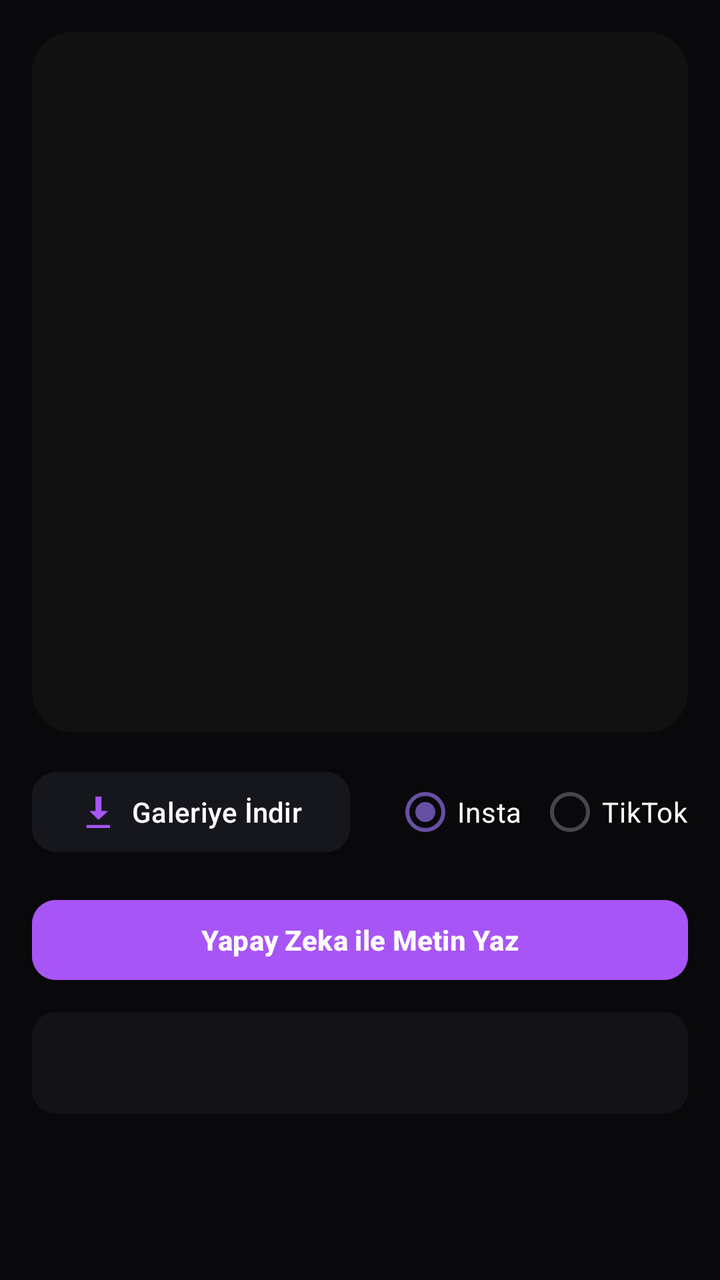
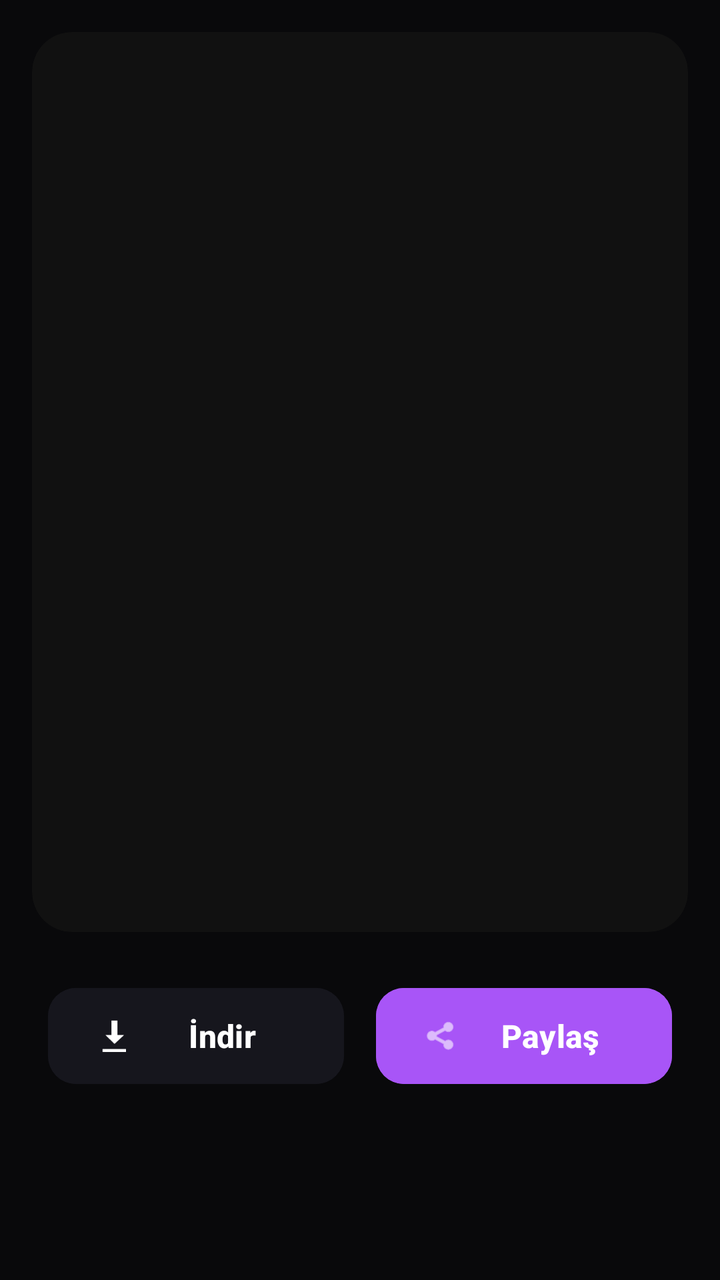

Screens rendered from an Android XML layout before and after an edit, with the pre-edit source and the edit as a unified diff.
<!-- AndroidManifest.xml: application theme Theme.BuzzAI -->
<!-- res/layout/fragment_result.xml -->
<?xml version="1.0" encoding="utf-8"?>
<ScrollView xmlns:android="http://schemas.android.com/apk/res/android"
    xmlns:app="http://schemas.android.com/apk/res-auto"
    android:layout_width="match_parent"
    android:layout_height="match_parent"
    android:background="#09090B"
    android:padding="16dp">

    <LinearLayout
        android:layout_width="match_parent"
        android:layout_height="wrap_content"
        android:orientation="vertical">

        <androidx.cardview.widget.CardView
            android:layout_width="match_parent"
            android:layout_height="350dp"
            app:cardCornerRadius="20dp"
            app:cardElevation="0dp"
            app:cardBackgroundColor="#111111">

            <ImageView
                android:id="@+id/resultImageView"
                android:layout_width="match_parent"
                android:layout_height="match_parent"
                android:scaleType="centerCrop"
                android:contentDescription="Generated image" />
        </androidx.cardview.widget.CardView>

        <LinearLayout
            android:layout_width="match_parent"
            android:layout_height="wrap_content"
            android:orientation="horizontal"
            android:layout_marginTop="16dp"
            android:gravity="center_vertical">

            <Button
                android:id="@+id/btnDownload"
                android:layout_width="wrap_content"
                android:layout_height="48dp"
                android:backgroundTint="#16161D"
                android:text="Galeriye İndir"
                android:textAllCaps="false"
                android:textColor="#FFFFFF"
                app:cornerRadius="12dp"
                app:icon="@android:drawable/stat_sys_download"
                app:iconTint="#A855F7" />

            <View
                android:layout_width="0dp"
                android:layout_height="0dp"
                android:layout_weight="1"/>

            <RadioGroup
                android:id="@+id/rgPlatform"
                android:layout_width="wrap_content"
                android:layout_height="wrap_content"
                android:orientation="horizontal">

                <RadioButton
                    android:id="@+id/rbInstagram"
                    android:layout_width="wrap_content"
                    android:layout_height="wrap_content"
                    android:text="Insta"
                    android:textColor="#FFFFFF"
                    android:buttonTint="#A855F7"
                    android:checked="true" />

                <RadioButton
                    android:id="@+id/rbTikTok"
                    android:layout_width="wrap_content"
                    android:layout_height="wrap_content"
                    android:layout_marginStart="8dp"
                    android:buttonTint="#A855F7"
                    android:text="TikTok"
                    android:textColor="#FFFFFF" />
            </RadioGroup>
        </LinearLayout>

        <Button
            android:id="@+id/btnGenerateCaption"
            android:layout_width="match_parent"
            android:layout_height="48dp"
            android:layout_marginTop="16dp"
            android:backgroundTint="#A855F7"
            android:text="Yapay Zeka ile Metin Yaz"
            android:textAllCaps="false"
            android:textColor="#FFFFFF"
            android:textStyle="bold"
            app:cornerRadius="12dp" />

        <TextView
            android:id="@+id/tvGenerated"
            android:layout_width="match_parent"
            android:layout_height="wrap_content"
            android:layout_marginTop="12dp"
            android:textColor="#FFFFFF"
            android:textSize="14sp"
            android:padding="16dp"
            android:background="@drawable/rounded_bg_dark"
            android:text="" />

        <View
            android:layout_width="match_parent"
            android:layout_height="60dp" />

    </LinearLayout>

</ScrollView>
<!-- resources referenced by this layout -->
<resources>
  <!-- drawable rounded_bg_dark (drawable) -->
  <?xml version="1.0" encoding="utf-8"?>
  <shape xmlns:android="http://schemas.android.com/apk/res/android">
      <solid android:color="#121217" />
      <corners android:radius="12dp" />
  </shape>
  <style name="Theme.BuzzAI" parent="Base.Theme.BuzzAI" />
  <style name="Base.Theme.BuzzAI" parent="Theme.Material3.DayNight.NoActionBar">
          
          
      </style>
</resources>

<!-- the commit's change to res/layout/fragment_result.xml (unified diff, before → after) -->
@@ -9,11 +9,13 @@
     <LinearLayout
         android:layout_width="match_parent"
         android:layout_height="wrap_content"
-        android:orientation="vertical">
+        android:orientation="vertical"
+        android:gravity="center_horizontal">
 
         <androidx.cardview.widget.CardView
             android:layout_width="match_parent"
-            android:layout_height="350dp"
+            android:layout_height="450dp"
+            android:layout_marginBottom="24dp"
             app:cardCornerRadius="20dp"
             app:cardElevation="0dp"
             app:cardBackgroundColor="#111111">
@@ -26,78 +28,46 @@
                 android:contentDescription="Generated image" />
         </androidx.cardview.widget.CardView>
 
+        
         <LinearLayout
             android:layout_width="match_parent"
             android:layout_height="wrap_content"
             android:orientation="horizontal"
-            android:layout_marginTop="16dp"
-            android:gravity="center_vertical">
+            android:weightSum="2"
+            android:layout_marginHorizontal="8dp">
 
             <Button
                 android:id="@+id/btnDownload"
-                android:layout_width="wrap_content"
-                android:layout_height="48dp"
+                android:layout_width="0dp"
+                android:layout_height="56dp"
+                android:layout_weight="1"
+                android:layout_marginEnd="8dp"
                 android:backgroundTint="#16161D"
-                android:text="Galeriye İndir"
+                android:text="İndir"
                 android:textAllCaps="false"
                 android:textColor="#FFFFFF"
-                app:cornerRadius="12dp"
+                android:textSize="16sp"
+                android:textStyle="bold"
+                app:cornerRadius="14dp"
                 app:icon="@android:drawable/stat_sys_download"
-                app:iconTint="#A855F7" />
+                app:iconTint="#FFFFFF" />
 
-            <View
+            <Button
+                android:id="@+id/btnShare"
                 android:layout_width="0dp"
-                android:layout_height="0dp"
-                android:layout_weight="1"/>
-
-            <RadioGroup
-                android:id="@+id/rgPlatform"
-                android:layout_width="wrap_content"
-                android:layout_height="wrap_content"
-                android:orientation="horizontal">
-
-                <RadioButton
-                    android:id="@+id/rbInstagram"
-                    android:layout_width="wrap_content"
-                    android:layout_height="wrap_content"
-                    android:text="Insta"
-                    android:textColor="#FFFFFF"
-                    android:buttonTint="#A855F7"
-                    android:checked="true" />
-
-                <RadioButton
-                    android:id="@+id/rbTikTok"
-                    android:layout_width="wrap_content"
-                    android:layout_height="wrap_content"
-                    android:layout_marginStart="8dp"
-                    android:buttonTint="#A855F7"
-                    android:text="TikTok"
-                    android:textColor="#FFFFFF" />
-            </RadioGroup>
+                android:layout_height="56dp"
+                android:layout_weight="1"
+                android:layout_marginStart="8dp"
+                android:backgroundTint="#A855F7"
+                android:text="Paylaş"
+                android:textAllCaps="false"
+                android:textColor="#FFFFFF"
+                android:textSize="16sp"
+                android:textStyle="bold"
+                app:cornerRadius="14dp"
+                app:icon="@android:drawable/ic_menu_share"
+                app:iconTint="#FFFFFF" />
         </LinearLayout>
-
-        <Button
-            android:id="@+id/btnGenerateCaption"
-            android:layout_width="match_parent"
-            android:layout_height="48dp"
-            android:layout_marginTop="16dp"
-            android:backgroundTint="#A855F7"
-            android:text="Yapay Zeka ile Metin Yaz"
-            android:textAllCaps="false"
-            android:textColor="#FFFFFF"
-            android:textStyle="bold"
-            app:cornerRadius="12dp" />
-
-        <TextView
-            android:id="@+id/tvGenerated"
-            android:layout_width="match_parent"
-            android:layout_height="wrap_content"
-            android:layout_marginTop="12dp"
-            android:textColor="#FFFFFF"
-            android:textSize="14sp"
-            android:padding="16dp"
-            android:background="@drawable/rounded_bg_dark"
-            android:text="" />
 
         <View
             android:layout_width="match_parent"
<!-- resource entries referenced after the edit -->
@@ -1,11 +1,5 @@
 <!-- resources referenced by this layout -->
 <resources>
-  <!-- drawable rounded_bg_dark (drawable) -->
-  <?xml version="1.0" encoding="utf-8"?>
-  <shape xmlns:android="http://schemas.android.com/apk/res/android">
-      <solid android:color="#121217" />
-      <corners android:radius="12dp" />
-  </shape>
   <style name="Theme.BuzzAI" parent="Base.Theme.BuzzAI" />
   <style name="Base.Theme.BuzzAI" parent="Theme.Material3.DayNight.NoActionBar">
           
